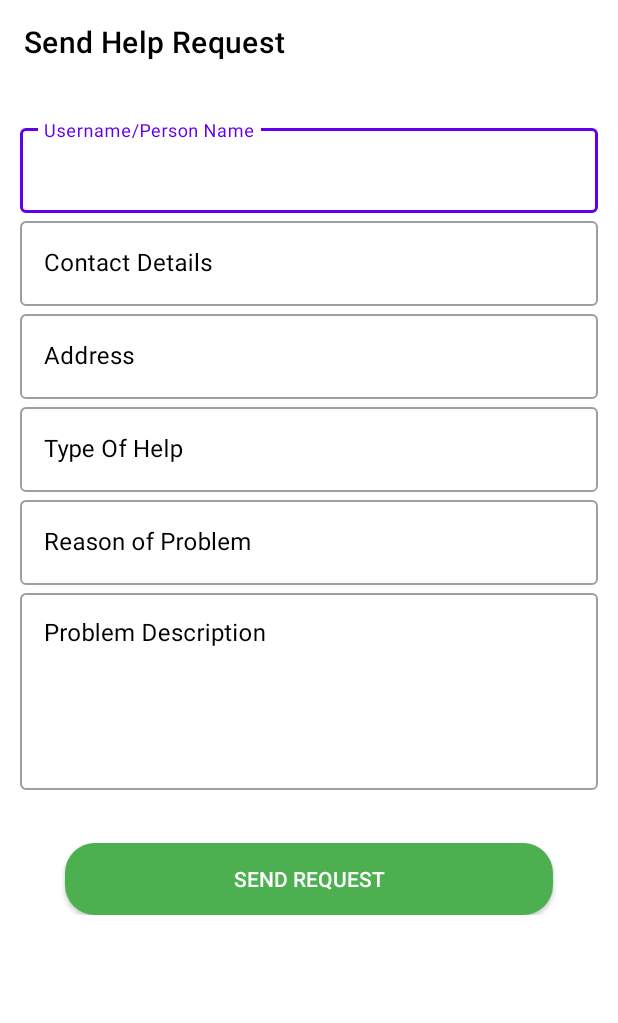
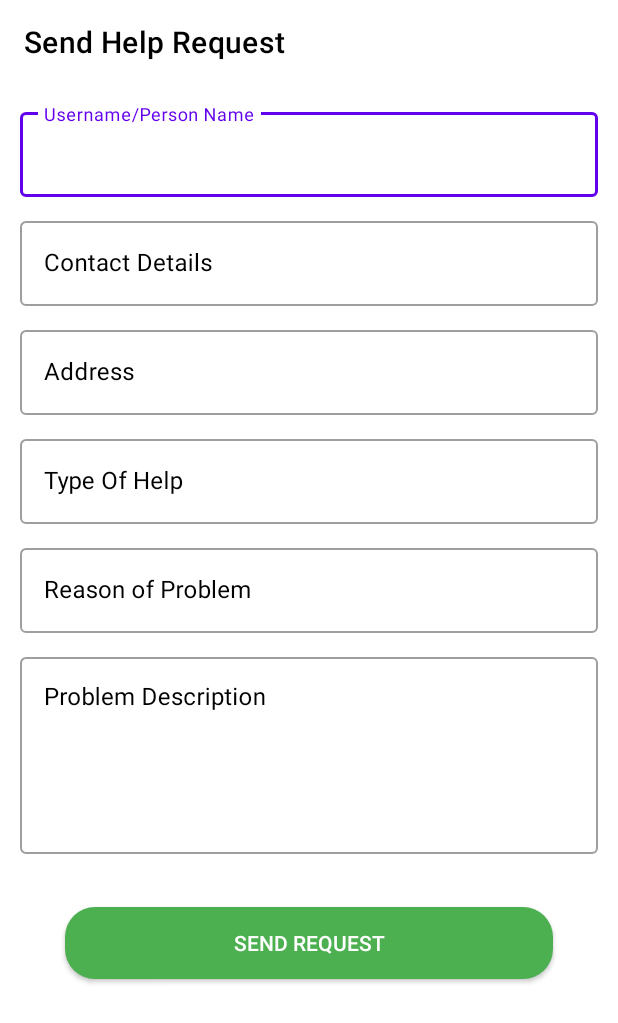
Before and after one commit to Preetojha08/NGO_Management_System, an Android app: the HelpRequestFormActivity screen opened directly, with no data from a screen before it, on a phone screen of 412 x 824 dp. Shown: the top 1023 px of the screen. Run offline under Robolectric (Android 15) with nearby library versions, the phone set to English and light mode, and no system bars; our stand-ins replace sdp/ssp sizes.

Commit message:
Help Form

```diff
--- a/app/src/main/java/com/creatures/mynewngo/HelpActivity.java
+++ b/app/src/main/java/com/creatures/mynewngo/HelpActivity.java
@@ -70,7 +70,7 @@ public class HelpActivity extends AppCompatActivity {
         images.add(R.drawable.help_card);//8
 
         adapter = new HelperCardRecyclerAdapter(this,titles,sub_titles,images);
-        GridLayoutManager gridLayoutManager = new GridLayoutManager(this,2,GridLayoutManager.VERTICAL,false);
+        GridLayoutManager gridLayoutManager = new GridLayoutManager(HelpActivity.this,2,GridLayoutManager.VERTICAL,false);
         recyclerView.setLayoutManager(gridLayoutManager);
 
         //recyclerView.setLayoutManager(new LinearLayoutManager(getApplicationContext()));
--- a/app/src/main/java/com/creatures/mynewngo/HelpRequestFormActivity.java
+++ b/app/src/main/java/com/creatures/mynewngo/HelpRequestFormActivity.java
@@ -3,9 +3,15 @@ package com.creatures.mynewngo;
 import androidx.appcompat.app.AppCompatActivity;
 import androidx.appcompat.widget.Toolbar;
 
+import android.content.Intent;
 import android.os.Bundle;
+import android.widget.Toast;
+
+import com.google.android.material.textfield.TextInputEditText;
 
 public class HelpRequestFormActivity extends AppCompatActivity {
+
+    TextInputEditText tiet_type_of_help;
 
     @Override
     protected void onCreate(Bundle savedInstanceState) {
@@ -16,6 +22,14 @@ public class HelpRequestFormActivity extends AppCompatActivity {
         setSupportActionBar(toolbar);
         getSupportActionBar().setTitle("Send Help Request");
 
+        tiet_type_of_help=(TextInputEditText)findViewById(R.id.text_input_edit_text_help_form_typeOfHelp);
+
+        Intent intent = getIntent();
+        String str = intent.getStringExtra("Help_type");
+        Toast.makeText(this, " "+str, Toast.LENGTH_SHORT).show();
+        tiet_type_of_help.setText(str);
+
+
 
     }
 }
--- a/app/src/main/res/layout/activity_help_request_form.xml
+++ b/app/src/main/res/layout/activity_help_request_form.xml
@@ -35,7 +35,6 @@
                     android:layout_height="wrap_content"
                     android:textColor="#000"
                     android:textSize="16sp"
-                    android:layout_marginTop="@dimen/_8sdp"
                     android:textColorHint="#000"
                     android:hint="Username/Person Name"
                     style="@style/Widget.MaterialComponents.TextInputLayout.OutlinedBox"
@@ -57,6 +56,7 @@
                     android:textColor="#000"
                     android:textSize="16sp"
                     android:textColorHint="#000"
+                    android:layout_marginTop="@dimen/_8sdp"
                     android:hint="Contact Details"
                     style="@style/Widget.MaterialComponents.TextInputLayout.OutlinedBox"
                     app:layout_constraintTop_toTopOf="parent">
@@ -76,6 +76,7 @@
                     android:layout_height="wrap_content"
                     android:textColor="#000"
                     android:textSize="16sp"
+                    android:layout_marginTop="@dimen/_8sdp"
                     android:textColorHint="#000"
                     android:hint="Address"
                     style="@style/Widget.MaterialComponents.TextInputLayout.OutlinedBox"
@@ -95,9 +96,32 @@
                     android:layout_width="match_parent"
                     android:layout_height="wrap_content"
                     android:textColor="#000"
+                    android:layout_marginTop="@dimen/_8sdp"
                     android:textSize="16sp"
                     android:textColorHint="#000"
                     android:hint="Type Of Help"
+                    style="@style/Widget.MaterialComponents.TextInputLayout.OutlinedBox"
+                    app:layout_constraintTop_toTopOf="parent">
+
+                    <com.google.android.material.textfield.TextInputEditText
+                        android:layout_width="match_parent"
+                        android:layout_height="wrap_content"
+                        android:drawablePadding="@dimen/_5sdp"
+                        android:textColor="#000"
+                        android:textColorHint="#000"
+                        android:id="@+id/text_input_edit_text_help_form_typeOfHelp"
+                        android:textSize="16sp" />
+
+                </com.google.android.material.textfield.TextInputLayout>
+
+                <com.google.android.material.textfield.TextInputLayout
+                    android:layout_width="match_parent"
+                    android:layout_height="wrap_content"
+                    android:textColor="#000"
+                    android:textSize="16sp"
+                    android:textColorHint="#000"
+                    android:hint="Reason of Problem"
+                    android:layout_marginTop="@dimen/_8sdp"
                     style="@style/Widget.MaterialComponents.TextInputLayout.OutlinedBox"
                     app:layout_constraintTop_toTopOf="parent">
 
@@ -117,26 +141,7 @@
                     android:textColor="#000"
                     android:textSize="16sp"
                     android:textColorHint="#000"
-                    android:hint="Reason of Problem"
-                    style="@style/Widget.MaterialComponents.TextInputLayout.OutlinedBox"
-                    app:layout_constraintTop_toTopOf="parent">
-
-                    <com.google.android.material.textfield.TextInputEditText
-                        android:layout_width="match_parent"
-                        android:layout_height="wrap_content"
-                        android:drawablePadding="@dimen/_5sdp"
-                        android:textColor="#000"
-                        android:textColorHint="#000"
-                        android:textSize="16sp" />
-
-                </com.google.android.material.textfield.TextInputLayout>
-
-                <com.google.android.material.textfield.TextInputLayout
-                    android:layout_width="match_parent"
-                    android:layout_height="wrap_content"
-                    android:textColor="#000"
-                    android:textSize="16sp"
-                    android:textColorHint="#000"
+                    android:layout_marginTop="@dimen/_8sdp"
                     android:hint="Problem Description"
                     style="@style/Widget.MaterialComponents.TextInputLayout.OutlinedBox"
                     app:layout_constraintTop_toTopOf="parent">
@@ -162,6 +167,7 @@
                     android:layout_marginLeft="30dp"
                     android:layout_marginRight="30dp"
                     android:textColor="#fff"
+                    android:layout_marginBottom="@dimen/_20sdp"
                     android:background="@drawable/round_bg"
                     android:layout_marginTop="35dp"
                     android:id="@+id/button_login"
```
Also changed, not shown: app/src/main/java/com/creatures/mynewngo/HelperCardRecyclerAdapter.java (+35 -0 lines).
